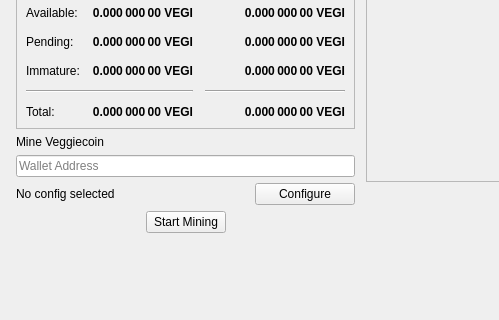
First picture: the form in src/qt/forms/overviewpage.ui, repository Oskii/Veggie, before the edit; both pictures show x 0 to 499 and y 89 to 409 of the 635 by 409 pixel window.
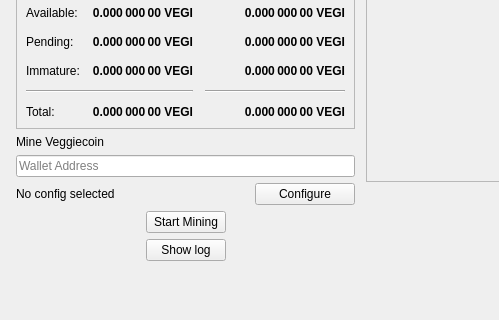
Second picture: the form after the edit. Icons and pictures are not drawn.

Commit message: Implemented possibility to read latest log from started ccminer

What changed in the file:
```diff
--- a/src/qt/forms/overviewpage.ui
+++ b/src/qt/forms/overviewpage.ui
@@ -522,6 +522,43 @@
          </item>
         </layout>
        </item>
+       <item>
+        <layout class="QHBoxLayout" name="horizontalLayout_7">
+         <item>
+          <spacer name="horizontalSpacer_7">
+           <property name="orientation">
+            <enum>Qt::Horizontal</enum>
+           </property>
+           <property name="sizeHint" stdset="0">
+            <size>
+             <width>40</width>
+             <height>20</height>
+            </size>
+           </property>
+          </spacer>
+         </item>
+         <item>
+          <widget class="QPushButton" name="pushButtonShowLog">
+           <property name="text">
+            <string>Show log</string>
+           </property>
+          </widget>
+         </item>
+         <item>
+          <spacer name="horizontalSpacer_6">
+           <property name="orientation">
+            <enum>Qt::Horizontal</enum>
+           </property>
+           <property name="sizeHint" stdset="0">
+            <size>
+             <width>40</width>
+             <height>20</height>
+            </size>
+           </property>
+          </spacer>
+         </item>
+        </layout>
+       </item>
        <item>
         <widget class="QLabel" name="labelMessage">
          <property name="text">
```
The commit also changes 2 other files.
